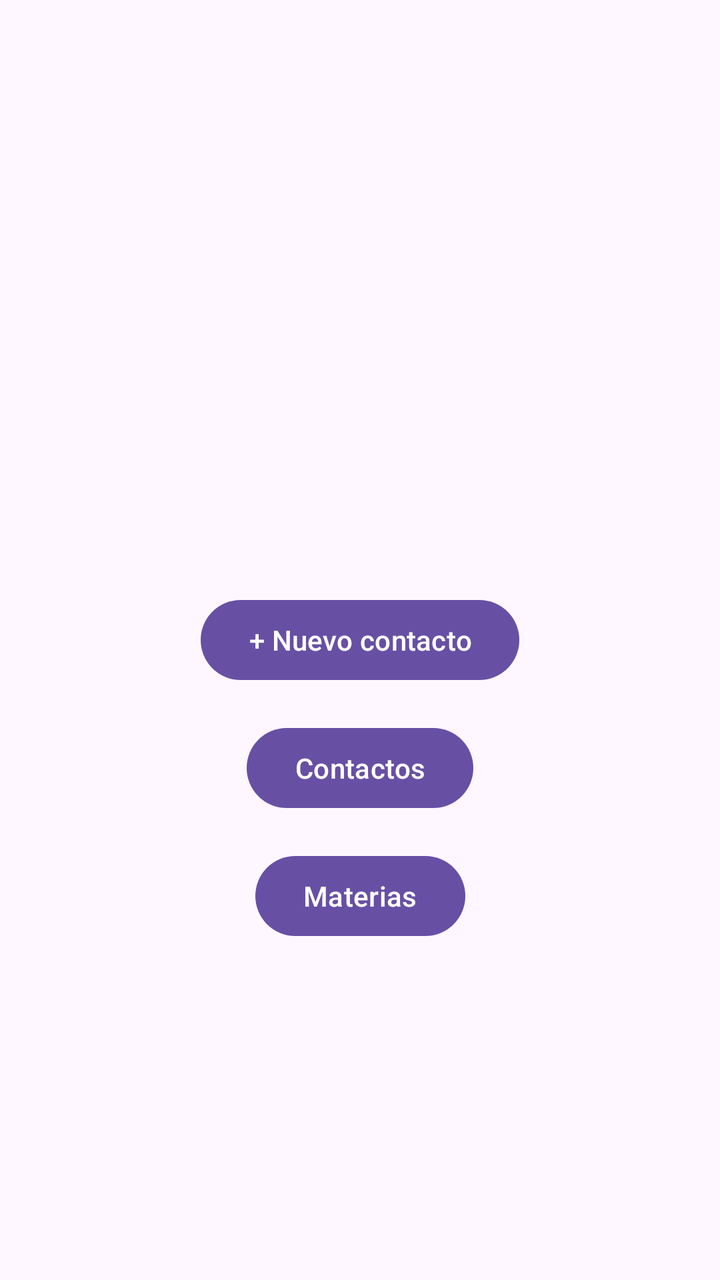
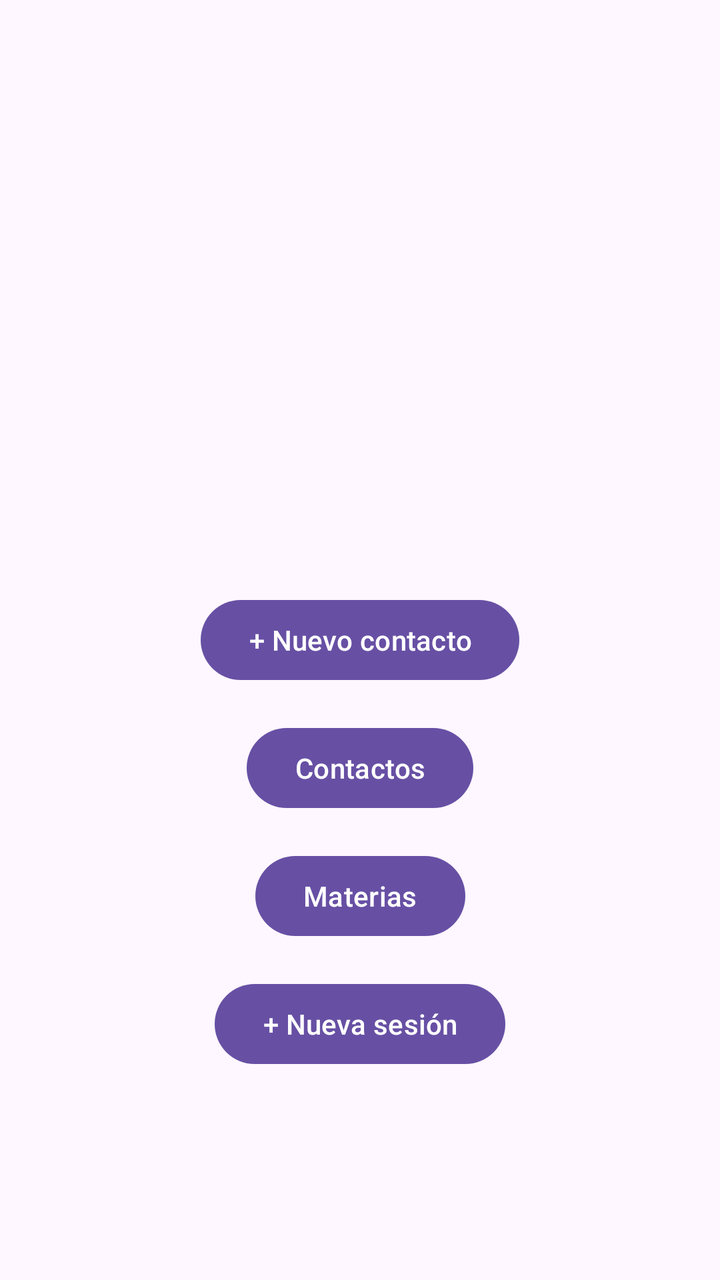

Screens rendered from an Android XML layout before and after an edit, with the pre-edit source and the edit as a unified diff.
<!-- AndroidManifest.xml: application theme Theme.AgendaPersonal -->
<!-- res/layout/activity_main.xml -->
<?xml version="1.0" encoding="utf-8"?>
<androidx.constraintlayout.widget.ConstraintLayout xmlns:android="http://schemas.android.com/apk/res/android"
    xmlns:app="http://schemas.android.com/apk/res-auto"
    xmlns:tools="http://schemas.android.com/tools"
    android:id="@+id/main"
    android:layout_width="match_parent"
    android:layout_height="match_parent"
    tools:context=".vista.MainActivity">

    
    <Button
        android:id="@+id/btnNuevoContacto"
        android:layout_width="wrap_content"
        android:layout_height="wrap_content"
        android:minHeight="48dp"
        android:text="@string/btn_nuevo_contacto"
        app:layout_constraintBottom_toBottomOf="parent"
        app:layout_constraintEnd_toEndOf="parent"
        app:layout_constraintStart_toStartOf="parent"
        app:layout_constraintTop_toTopOf="parent" />

    
    <Button
        android:id="@+id/btnContactos"
        android:layout_width="wrap_content"
        android:layout_height="wrap_content"
        android:layout_marginTop="16dp"
        android:minHeight="48dp"
        android:text="@string/btn_contactos"
        app:layout_constraintEnd_toEndOf="parent"
        app:layout_constraintStart_toStartOf="parent"
        app:layout_constraintTop_toBottomOf="@id/btnNuevoContacto" />

    
    <Button
        android:id="@+id/btnMaterias"
        android:layout_width="wrap_content"
        android:layout_height="wrap_content"
        android:layout_marginTop="16dp"
        android:minHeight="48dp"
        android:text="@string/btn_materias"
        app:layout_constraintEnd_toEndOf="parent"
        app:layout_constraintStart_toStartOf="parent"
        app:layout_constraintTop_toBottomOf="@id/btnContactos" />

</androidx.constraintlayout.widget.ConstraintLayout>
<!-- resources referenced by this layout -->
<resources>
  <string name="btn_contactos">Contactos</string>
  <string name="btn_materias">Materias</string>
  <string name="btn_nuevo_contacto">+ Nuevo contacto</string>
  <style name="Theme.AgendaPersonal" parent="Base.Theme.AgendaPersonal" />
  <style name="Base.Theme.AgendaPersonal" parent="Theme.Material3.DayNight.NoActionBar">
          
          
      </style>
</resources>

<!-- the commit's change to res/layout/activity_main.xml (unified diff, before → after) -->
@@ -43,4 +43,16 @@
         app:layout_constraintStart_toStartOf="parent"
         app:layout_constraintTop_toBottomOf="@id/btnContactos" />
 
+    
+    <Button
+        android:id="@+id/btnNuevaSesion"
+        android:layout_width="wrap_content"
+        android:layout_height="wrap_content"
+        android:layout_marginTop="16dp"
+        android:minHeight="48dp"
+        android:text="@string/btn_nueva_sesion"
+        app:layout_constraintEnd_toEndOf="parent"
+        app:layout_constraintStart_toStartOf="parent"
+        app:layout_constraintTop_toBottomOf="@id/btnMaterias" />
+
 </androidx.constraintlayout.widget.ConstraintLayout>
<!-- resource entries referenced after the edit -->
@@ -2,6 +2,7 @@
 <resources>
   <string name="btn_contactos">Contactos</string>
   <string name="btn_materias">Materias</string>
+  <string name="btn_nueva_sesion">+ Nueva sesión</string>
   <string name="btn_nuevo_contacto">+ Nuevo contacto</string>
   <style name="Theme.AgendaPersonal" parent="Base.Theme.AgendaPersonal" />
   <style name="Base.Theme.AgendaPersonal" parent="Theme.Material3.DayNight.NoActionBar">
